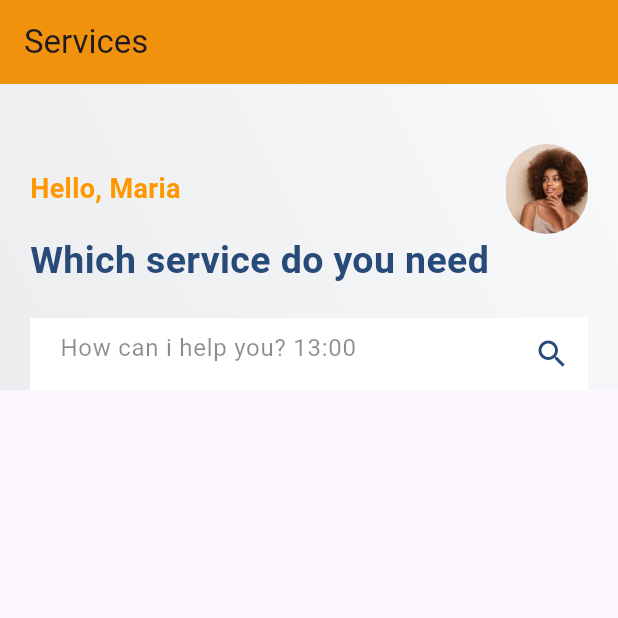
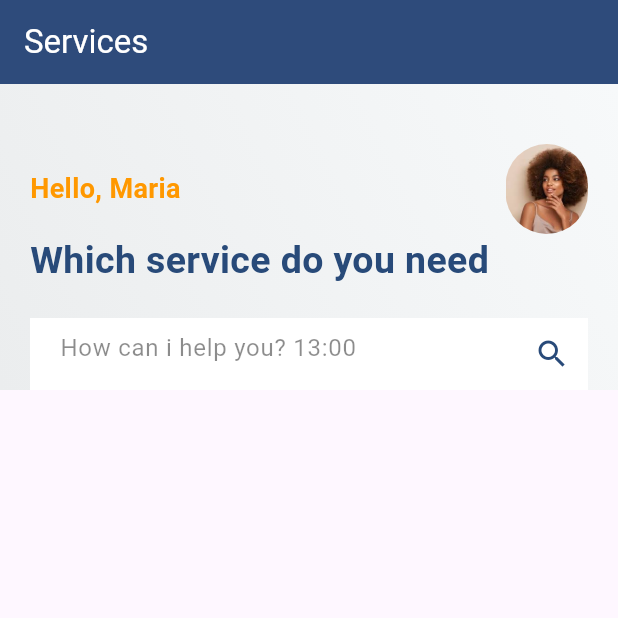
Before and after one commit to Senwin5/serviceproduction, a Flutter app: the screen it shows after launch, on a phone screen of 412 x 824 dp, the top half of it. Run offline on Flutter 3.47's test engine with Material 3 defaults, Android fonts, the phone set to English and light mode, and no system bars.

Commit message:
Services page

```diff
--- a/lib/pages/home.dart
+++ b/lib/pages/home.dart
@@ -12,8 +12,8 @@ class _HomeState extends State<Home> {
   Widget build(BuildContext context) {
     return Scaffold(
       appBar: AppBar(
-        title: Text("Services"),
-        backgroundColor: Colors.orange, // Optional: make it visible
+        title: Text("Services",style:TextStyle(color: Colors.white),),
+        backgroundColor: Color(0xff284a79), // Optional: make it visible
         elevation: 4,
       ),
       body: Container(
```
